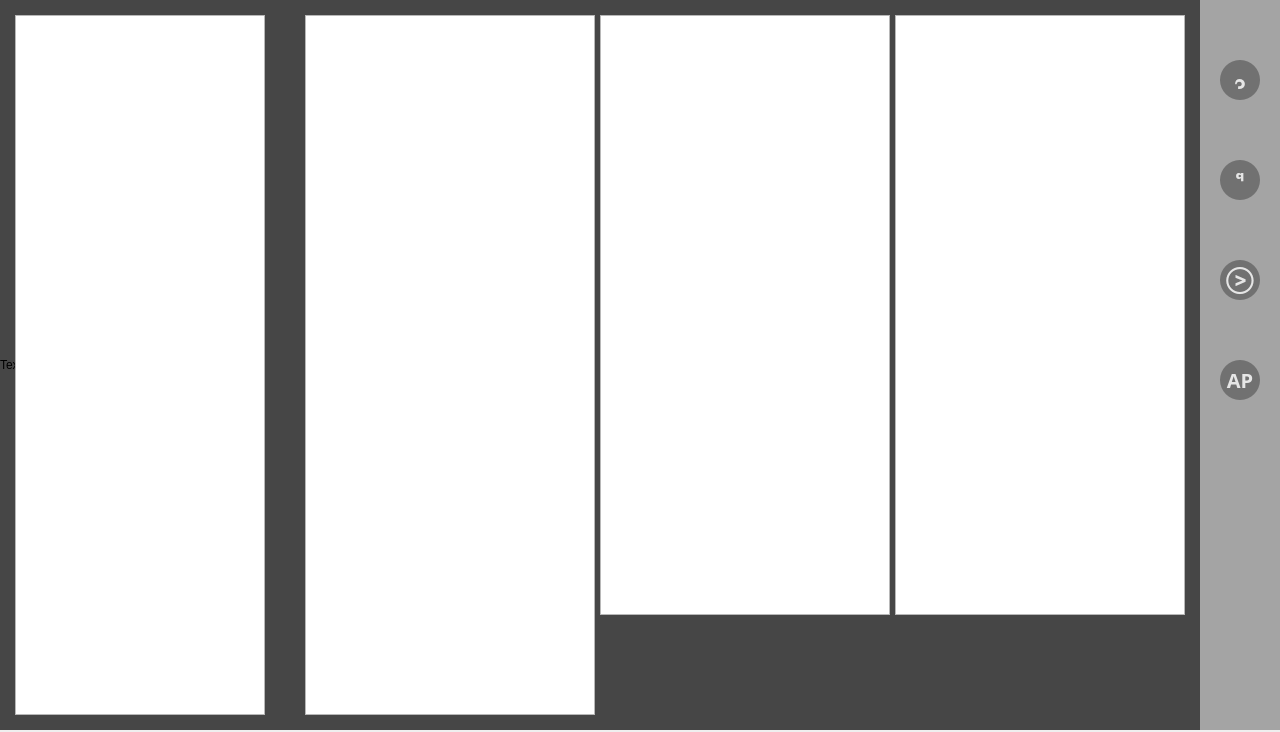
Old version of the form Gui/Screen.ui in the repository Seoilyoung/Blue-Note.
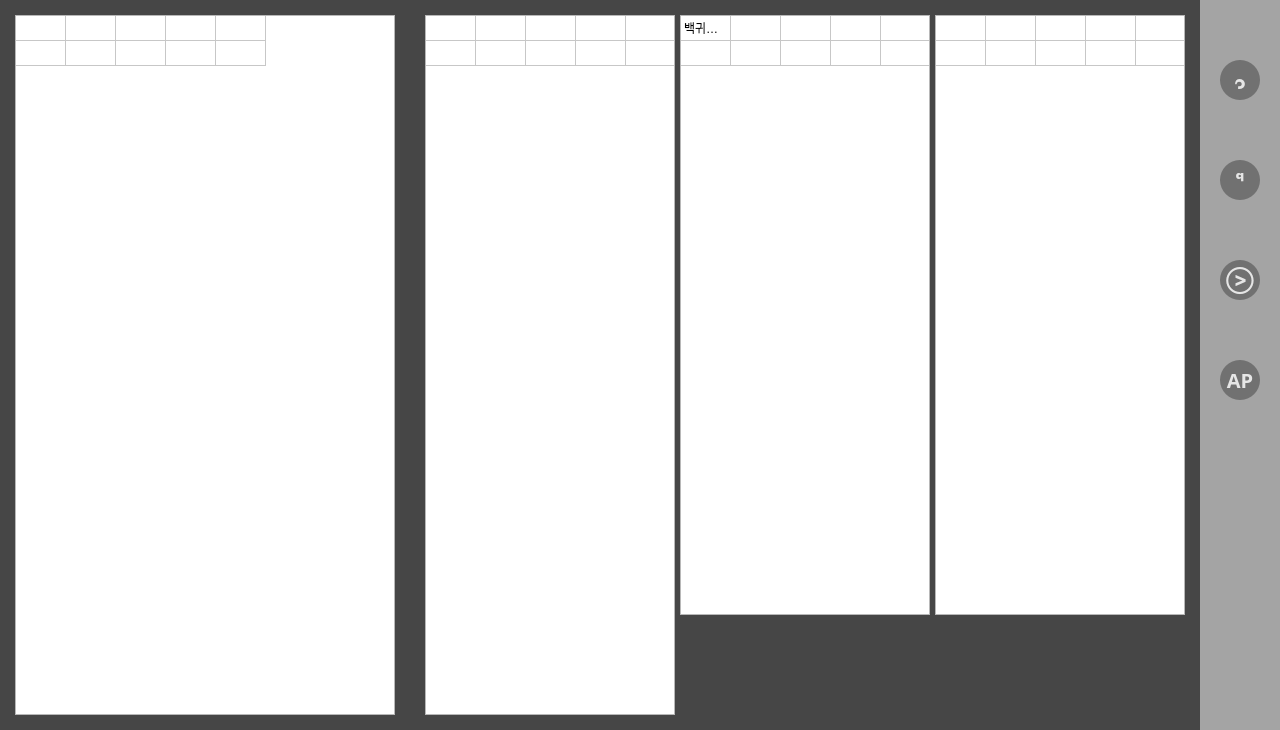
New version of the form. The open tabs and pages were chosen to show the change. Icons and pictures are not drawn.

The edit to the form file:
```diff
--- a/Gui/Screen.ui
+++ b/Gui/Screen.ui
@@ -7,7 +7,7 @@
     <x>0</x>
     <y>0</y>
     <width>1280</width>
-    <height>732</height>
+    <height>730</height>
    </rect>
   </property>
   <property name="windowTitle">
@@ -432,49 +432,6 @@
       </widget>
      </widget>
      <widget class="QWidget" name="page_3">
-      <widget class="QTableView" name="tableView_1">
-       <property name="geometry">
-        <rect>
-         <x>15</x>
-         <y>15</y>
-         <width>250</width>
-         <height>700</height>
-        </rect>
-       </property>
-       <property name="styleSheet">
-        <string notr="true"/>
-       </property>
-      </widget>
-      <widget class="QTableView" name="tableView_2">
-       <property name="geometry">
-        <rect>
-         <x>305</x>
-         <y>15</y>
-         <width>290</width>
-         <height>700</height>
-        </rect>
-       </property>
-      </widget>
-      <widget class="QTableView" name="tableView_4">
-       <property name="geometry">
-        <rect>
-         <x>895</x>
-         <y>15</y>
-         <width>290</width>
-         <height>600</height>
-        </rect>
-       </property>
-      </widget>
-      <widget class="QTableView" name="tableView_3">
-       <property name="geometry">
-        <rect>
-         <x>600</x>
-         <y>15</y>
-         <width>290</width>
-         <height>600</height>
-        </rect>
-       </property>
-      </widget>
       <widget class="QLabel" name="label_3">
        <property name="geometry">
         <rect>
@@ -488,14 +445,290 @@
         <string notr="true">background-color:rgba(0,0,0,180)</string>
        </property>
        <property name="text">
-        <string>TextLabel</string>
+        <string/>
        </property>
       </widget>
-      <zorder>label_3</zorder>
-      <zorder>tableView_1</zorder>
-      <zorder>tableView_2</zorder>
-      <zorder>tableView_3</zorder>
-      <zorder>tableView_4</zorder>
+      <widget class="QTableWidget" name="tableWidget">
+       <property name="geometry">
+        <rect>
+         <x>425</x>
+         <y>15</y>
+         <width>250</width>
+         <height>700</height>
+        </rect>
+       </property>
+       <property name="sizePolicy">
+        <sizepolicy hsizetype="Expanding" vsizetype="Expanding">
+         <horstretch>0</horstretch>
+         <verstretch>0</verstretch>
+        </sizepolicy>
+       </property>
+       <property name="verticalScrollBarPolicy">
+        <enum>Qt::ScrollBarAlwaysOff</enum>
+       </property>
+       <property name="horizontalScrollBarPolicy">
+        <enum>Qt::ScrollBarAlwaysOff</enum>
+       </property>
+       <attribute name="horizontalHeaderVisible">
+        <bool>false</bool>
+       </attribute>
+       <attribute name="horizontalHeaderDefaultSectionSize">
+        <number>50</number>
+       </attribute>
+       <attribute name="verticalHeaderVisible">
+        <bool>false</bool>
+       </attribute>
+       <attribute name="verticalHeaderDefaultSectionSize">
+        <number>25</number>
+       </attribute>
+       <row>
+        <property name="text">
+         <string>New Row</string>
+        </property>
+       </row>
+       <row>
+        <property name="text">
+         <string>New Row</string>
+        </property>
+       </row>
+       <column>
+        <property name="text">
+         <string>오파츠</string>
+        </property>
+       </column>
+       <column>
+        <property name="text">
+         <string>T1</string>
+        </property>
+       </column>
+       <column>
+        <property name="text">
+         <string>T2</string>
+        </property>
+       </column>
+       <column>
+        <property name="text">
+         <string>T3</string>
+        </property>
+       </column>
+       <column>
+        <property name="text">
+         <string>T4</string>
+        </property>
+       </column>
+      </widget>
+      <widget class="QTableWidget" name="tableWidget_2">
+       <property name="geometry">
+        <rect>
+         <x>680</x>
+         <y>15</y>
+         <width>250</width>
+         <height>600</height>
+        </rect>
+       </property>
+       <property name="sizePolicy">
+        <sizepolicy hsizetype="Expanding" vsizetype="Expanding">
+         <horstretch>0</horstretch>
+         <verstretch>0</verstretch>
+        </sizepolicy>
+       </property>
+       <property name="verticalScrollBarPolicy">
+        <enum>Qt::ScrollBarAlwaysOff</enum>
+       </property>
+       <property name="horizontalScrollBarPolicy">
+        <enum>Qt::ScrollBarAlwaysOff</enum>
+       </property>
+       <attribute name="horizontalHeaderVisible">
+        <bool>false</bool>
+       </attribute>
+       <attribute name="horizontalHeaderDefaultSectionSize">
+        <number>50</number>
+       </attribute>
+       <attribute name="verticalHeaderVisible">
+        <bool>false</bool>
+       </attribute>
+       <attribute name="verticalHeaderDefaultSectionSize">
+        <number>25</number>
+       </attribute>
+       <row>
+        <property name="text">
+         <string>New Row</string>
+        </property>
+       </row>
+       <row>
+        <property name="text">
+         <string>New Row</string>
+        </property>
+       </row>
+       <column>
+        <property name="text">
+         <string>오파츠</string>
+        </property>
+       </column>
+       <column>
+        <property name="text">
+         <string>T1</string>
+        </property>
+       </column>
+       <column>
+        <property name="text">
+         <string>T2</string>
+        </property>
+       </column>
+       <column>
+        <property name="text">
+         <string>T3</string>
+        </property>
+       </column>
+       <column>
+        <property name="text">
+         <string>T4</string>
+        </property>
+       </column>
+       <item row="0" column="0">
+        <property name="text">
+         <string>백귀야행</string>
+        </property>
+       </item>
+      </widget>
+      <widget class="QTableWidget" name="tableWidget_3">
+       <property name="geometry">
+        <rect>
+         <x>935</x>
+         <y>15</y>
+         <width>250</width>
+         <height>600</height>
+        </rect>
+       </property>
+       <property name="sizePolicy">
+        <sizepolicy hsizetype="Expanding" vsizetype="Expanding">
+         <horstretch>0</horstretch>
+         <verstretch>0</verstretch>
+        </sizepolicy>
+       </property>
+       <property name="verticalScrollBarPolicy">
+        <enum>Qt::ScrollBarAlwaysOff</enum>
+       </property>
+       <property name="horizontalScrollBarPolicy">
+        <enum>Qt::ScrollBarAlwaysOff</enum>
+       </property>
+       <attribute name="horizontalHeaderVisible">
+        <bool>false</bool>
+       </attribute>
+       <attribute name="horizontalHeaderDefaultSectionSize">
+        <number>50</number>
+       </attribute>
+       <attribute name="verticalHeaderVisible">
+        <bool>false</bool>
+       </attribute>
+       <attribute name="verticalHeaderDefaultSectionSize">
+        <number>25</number>
+       </attribute>
+       <row>
+        <property name="text">
+         <string>New Row</string>
+        </property>
+       </row>
+       <row>
+        <property name="text">
+         <string>New Row</string>
+        </property>
+       </row>
+       <column>
+        <property name="text">
+         <string>오파츠</string>
+        </property>
+       </column>
+       <column>
+        <property name="text">
+         <string>T1</string>
+        </property>
+       </column>
+       <column>
+        <property name="text">
+         <string>T2</string>
+        </property>
+       </column>
+       <column>
+        <property name="text">
+         <string>T3</string>
+        </property>
+       </column>
+       <column>
+        <property name="text">
+         <string>T4</string>
+        </property>
+       </column>
+      </widget>
+      <widget class="QTableWidget" name="tableWidget_4">
+       <property name="geometry">
+        <rect>
+         <x>15</x>
+         <y>15</y>
+         <width>380</width>
+         <height>700</height>
+        </rect>
+       </property>
+       <property name="sizePolicy">
+        <sizepolicy hsizetype="Expanding" vsizetype="Expanding">
+         <horstretch>0</horstretch>
+         <verstretch>0</verstretch>
+        </sizepolicy>
+       </property>
+       <property name="verticalScrollBarPolicy">
+        <enum>Qt::ScrollBarAlwaysOff</enum>
+       </property>
+       <property name="horizontalScrollBarPolicy">
+        <enum>Qt::ScrollBarAlwaysOff</enum>
+       </property>
+       <attribute name="horizontalHeaderVisible">
+        <bool>false</bool>
+       </attribute>
+       <attribute name="horizontalHeaderDefaultSectionSize">
+        <number>50</number>
+       </attribute>
+       <attribute name="verticalHeaderVisible">
+        <bool>false</bool>
+       </attribute>
+       <attribute name="verticalHeaderDefaultSectionSize">
+        <number>25</number>
+       </attribute>
+       <row>
+        <property name="text">
+         <string>New Row</string>
+        </property>
+       </row>
+       <row>
+        <property name="text">
+         <string>New Row</string>
+        </property>
+       </row>
+       <column>
+        <property name="text">
+         <string>오파츠</string>
+        </property>
+       </column>
+       <column>
+        <property name="text">
+         <string>T1</string>
+        </property>
+       </column>
+       <column>
+        <property name="text">
+         <string>T2</string>
+        </property>
+       </column>
+       <column>
+        <property name="text">
+         <string>T3</string>
+        </property>
+       </column>
+       <column>
+        <property name="text">
+         <string>T4</string>
+        </property>
+       </column>
+      </widget>
      </widget>
      <widget class="QWidget" name="page_4">
       <widget class="QPushButton" name="button_ap1">
```
Left out of the diff: 167 changed lines with no effect on the pictures.
